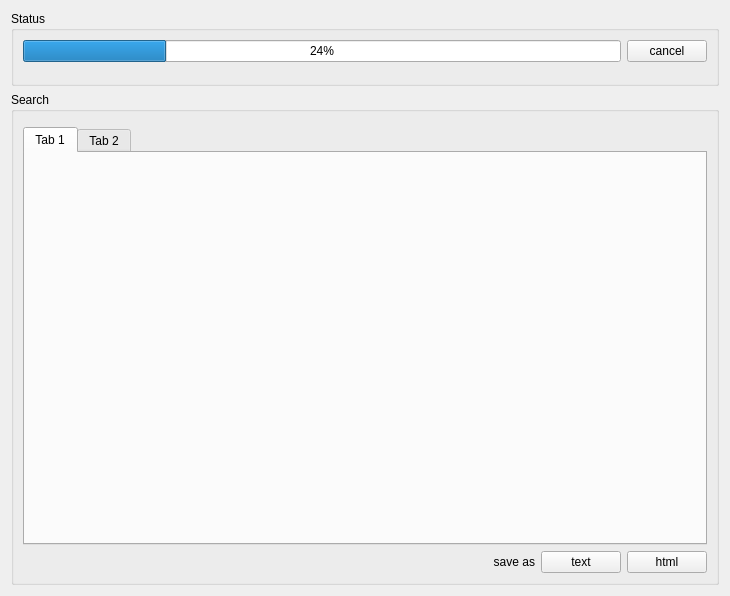
Old version of the form widget/sessionwidget.ui in the repository mugiseyebrows/mugi-grep.
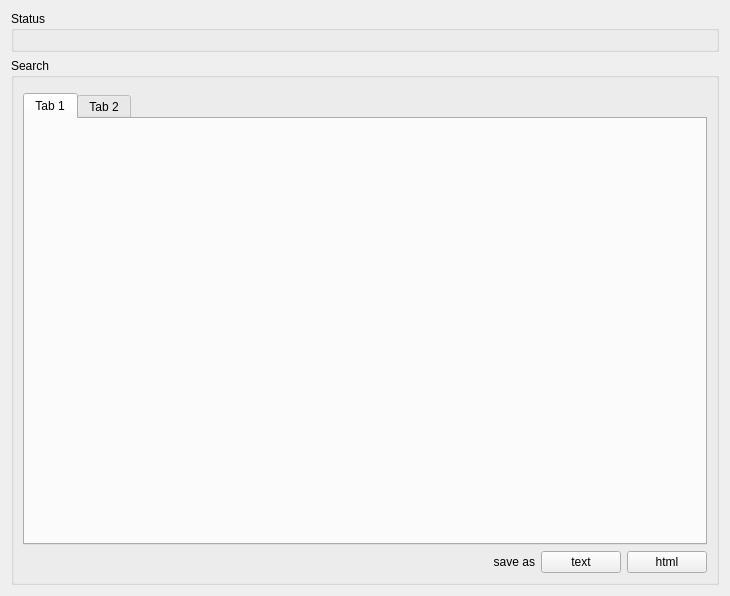
New version of the form. Custom widgets are drawn as their Qt base class.

```diff
--- a/widget/sessionwidget.ui
+++ b/widget/sessionwidget.ui
@@ -19,26 +19,9 @@
      <property name="title">
       <string>Status</string>
      </property>
-     <layout class="QGridLayout" name="gridLayout_3" columnstretch="1,0">
-      <item row="0" column="1">
-       <widget class="QPushButton" name="cancel">
-        <property name="text">
-         <string>cancel</string>
-        </property>
-       </widget>
-      </item>
+     <layout class="QGridLayout" name="gridLayout_3" columnstretch="0">
       <item row="0" column="0">
-       <widget class="QProgressBar" name="progressBar">
-        <property name="value">
-         <number>24</number>
-        </property>
-       </widget>
-      </item>
-      <item row="1" column="0">
-       <widget class="ElidedLabel" name="status1" native="true"/>
-      </item>
-      <item row="2" column="0">
-       <widget class="ElidedLabel" name="status2" native="true"/>
+       <widget class="SearchProgressWidget" name="progress" native="true"/>
       </item>
      </layout>
     </widget>
@@ -100,18 +83,18 @@
   </layout>
  </widget>
  <customwidgets>
-  <customwidget>
-   <class>ElidedLabel</class>
-   <extends>QWidget</extends>
-   <header>widget/elidedlabel.h</header>
-   <container>1</container>
-  </customwidget>
   <customwidget>
    <class>SearchOptionsWidget</class>
    <extends>QWidget</extends>
    <header>widget/searchoptionswidget.h</header>
    <container>1</container>
   </customwidget>
+  <customwidget>
+   <class>SearchProgressWidget</class>
+   <extends>QWidget</extends>
+   <header>widget/searchprogresswidget.h</header>
+   <container>1</container>
+  </customwidget>
  </customwidgets>
  <resources/>
  <connections/>
```
